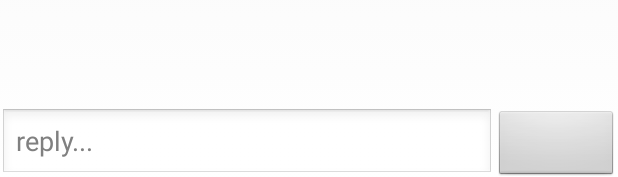
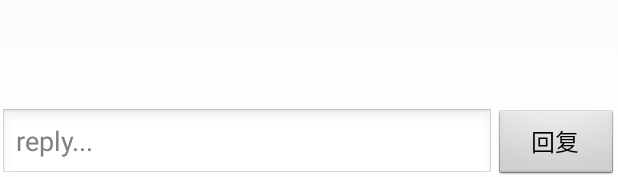
Before and after one commit to sjtudclab/smartcity-android, an Android app: the layout activity_minyi_detail.xml on its own in the app's theme, with its tools: preview values and no code run, on a phone screen of 412 x 824 dp. Shown: the part 1056-1233 px from the top of the screen. Run offline under Robolectric (Android 15) with nearby library versions, the phone set to English and light mode, and no system bars; network calls fail.

Commit message:
对帖子评论

```diff
--- a/app/src/main/java/sjtu/dclab/smartcity/chat/PushCallback.java
+++ b/app/src/main/java/sjtu/dclab/smartcity/chat/PushCallback.java
@@ -31,7 +31,7 @@ public class PushCallback implements MqttCallback {
     private Context context;
     private DBManager dbManager;
 
-    private Message lastMsg = new Message();
+    private static Message lastMsg = new Message();
 
     public PushCallback(Context context) {
         this.context = context;
--- a/app/src/main/res/layout/activity_minyi_detail.xml
+++ b/app/src/main/res/layout/activity_minyi_detail.xml
@@ -18,6 +18,7 @@
             android:layout_marginLeft="10dp"
             android:textColor="@color/black"
             android:text="Comments:"/>
+
         <ListView
             android:layout_width="match_parent"
             android:layout_height="wrap_content">
@@ -33,15 +34,20 @@
         android:layout_alignParentBottom="true">
 
         <EditText
+            android:id="@+id/et_reply_content"
             android:layout_width="0dp"
             android:layout_weight="8"
             android:layout_height="wrap_content"
             android:hint="reply..."/>
 
         <Button
+            android:id="@+id/btn_reply_send"
             android:layout_width="0dp"
             android:layout_weight="2"
-            android:layout_height="wrap_content"/>
+            android:layout_height="wrap_content"
+            android:text="回复"
+            android:textColor="@color/black"
+            android:textSize="16dp"/>
     </LinearLayout>
 
 </RelativeLayout>
```
Also changed, not shown: app/src/main/java/sjtu/dclab/smartcity/ui/minyisquare/MinyiDetail.java (+51 -0 lines).
